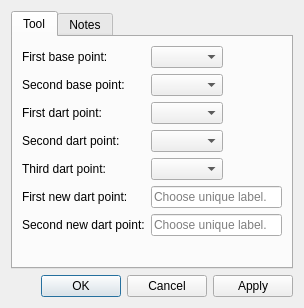
This is src/libs/vtools/dialogs/tools/dialogtruedarts.ui in equinox-patterns/Ostara as Qt 5 draws it before an edit. The edited form follows.
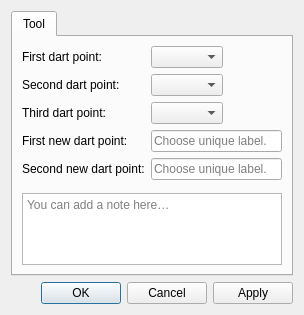
This is the edited form. Icons and pictures are not drawn.

Commit message: Dialog tools : notes → Tool, onglet Point, base point retiré

Diff of the .ui file:
```diff
--- a/src/libs/vtools/dialogs/tools/dialogtruedarts.ui
+++ b/src/libs/vtools/dialogs/tools/dialogtruedarts.ui
@@ -32,38 +32,6 @@
         <enum>QFormLayout::ExpandingFieldsGrow</enum>
        </property>
        <item row="0" column="0">
-        <widget class="QLabel" name="labelFirstBasePoint">
-         <property name="sizePolicy">
-          <sizepolicy hsizetype="Preferred" vsizetype="Preferred">
-           <horstretch>0</horstretch>
-           <verstretch>0</verstretch>
-          </sizepolicy>
-         </property>
-         <property name="text">
-          <string>First base point:</string>
-         </property>
-        </widget>
-       </item>
-       <item row="0" column="1">
-        <widget class="QComboBox" name="comboBoxFirstBasePoint"/>
-       </item>
-       <item row="1" column="0">
-        <widget class="QLabel" name="labelSecondBasePoint">
-         <property name="sizePolicy">
-          <sizepolicy hsizetype="Preferred" vsizetype="Preferred">
-           <horstretch>0</horstretch>
-           <verstretch>0</verstretch>
-          </sizepolicy>
-         </property>
-         <property name="text">
-          <string>Second base point:</string>
-         </property>
-        </widget>
-       </item>
-       <item row="1" column="1">
-        <widget class="QComboBox" name="comboBoxSecondBasePoint"/>
-       </item>
-       <item row="2" column="0">
         <widget class="QLabel" name="labelFirstDartPoint">
          <property name="sizePolicy">
           <sizepolicy hsizetype="Preferred" vsizetype="Preferred">
@@ -76,17 +44,17 @@
          </property>
         </widget>
        </item>
-       <item row="2" column="1">
+       <item row="0" column="1">
         <widget class="QComboBox" name="comboBoxFirstDartPoint"/>
        </item>
-       <item row="3" column="0">
+       <item row="1" column="0">
         <widget class="QLabel" name="labelSecondDartPoint">
          <property name="text">
           <string>Second dart point:</string>
          </property>
         </widget>
        </item>
-       <item row="3" column="1">
+       <item row="1" column="1">
         <widget class="QComboBox" name="comboBoxSecondDartPoint">
          <property name="sizePolicy">
           <sizepolicy hsizetype="Preferred" vsizetype="Fixed">
@@ -108,17 +76,17 @@
          </property>
         </widget>
        </item>
-       <item row="4" column="0">
+       <item row="2" column="0">
         <widget class="QLabel" name="labelThirdDartPoint">
          <property name="text">
           <string>Third dart point:</string>
          </property>
         </widget>
        </item>
-       <item row="4" column="1">
+       <item row="2" column="1">
         <widget class="QComboBox" name="comboBoxThirdDartPoint"/>
        </item>
-       <item row="5" column="0">
+       <item row="3" column="0">
         <widget class="QLabel" name="labelFirstNewDartPoint">
          <property name="sizePolicy">
           <sizepolicy hsizetype="Preferred" vsizetype="Preferred">
@@ -131,7 +99,7 @@
          </property>
         </widget>
        </item>
-       <item row="5" column="1">
+       <item row="3" column="1">
         <widget class="QLineEdit" name="lineEditFirstNewDartPoint">
          <property name="toolTip">
           <string>Unique label</string>
@@ -141,14 +109,14 @@
          </property>
         </widget>
        </item>
-       <item row="6" column="0">
+       <item row="4" column="0">
         <widget class="QLabel" name="labelSecondNewDartPoint">
          <property name="text">
           <string>Second new dart point:</string>
          </property>
         </widget>
        </item>
-       <item row="6" column="1">
+       <item row="4" column="1">
         <widget class="QLineEdit" name="lineEditSecondNewDartPoint">
          <property name="toolTip">
           <string>Unique label</string>
@@ -158,15 +126,48 @@
          </property>
         </widget>
        </item>
-      </layout>
-     </widget>
-     <widget class="QWidget" name="tab_2">
-      <attribute name="title">
-       <string>Notes</string>
-      </attribute>
-      <layout class="QVBoxLayout" name="verticalLayout_2">
-       <item>
-        <widget class="QPlainTextEdit" name="plainTextEditToolNotes"/>
+       <item row="5" column="0" colspan="2">
+        <layout class="QVBoxLayout" name="notesAreaLayout">
+         <item>
+          <layout class="QHBoxLayout" name="notesSeparatorLayout">
+           <property name="leftMargin">
+            <number>33</number>
+           </property>
+           <property name="rightMargin">
+            <number>33</number>
+           </property>
+           <item>
+            <widget class="QFrame" name="notesSeparator">
+             <property name="minimumSize">
+              <size>
+               <width>0</width>
+               <height>1</height>
+              </size>
+             </property>
+             <property name="maximumSize">
+              <size>
+               <width>16777215</width>
+               <height>1</height>
+              </size>
+             </property>
+            </widget>
+           </item>
+          </layout>
+         </item>
+         <item>
+          <widget class="QPlainTextEdit" name="plainTextEditToolNotes">
+           <property name="placeholderText">
+            <string>You can add a note here…</string>
+           </property>
+           <property name="maximumSize">
+            <size>
+             <width>16777215</width>
+             <height>100</height>
+            </size>
+           </property>
+          </widget>
+         </item>
+        </layout>
        </item>
       </layout>
      </widget>
```
The commit also changes 77 other files.
